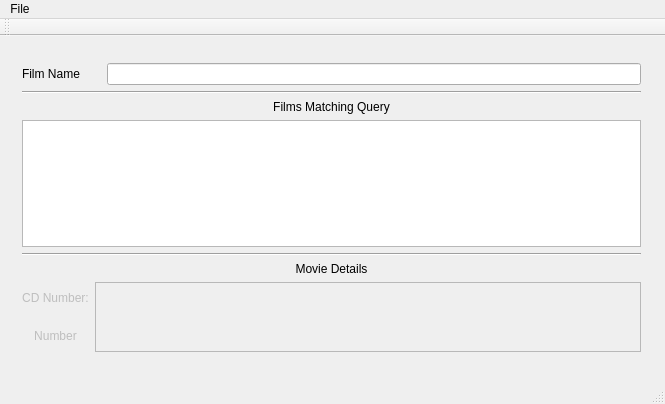
Qt form mainwindow.ui (DanielAtkinson/CDCollectionProject) before a commit.
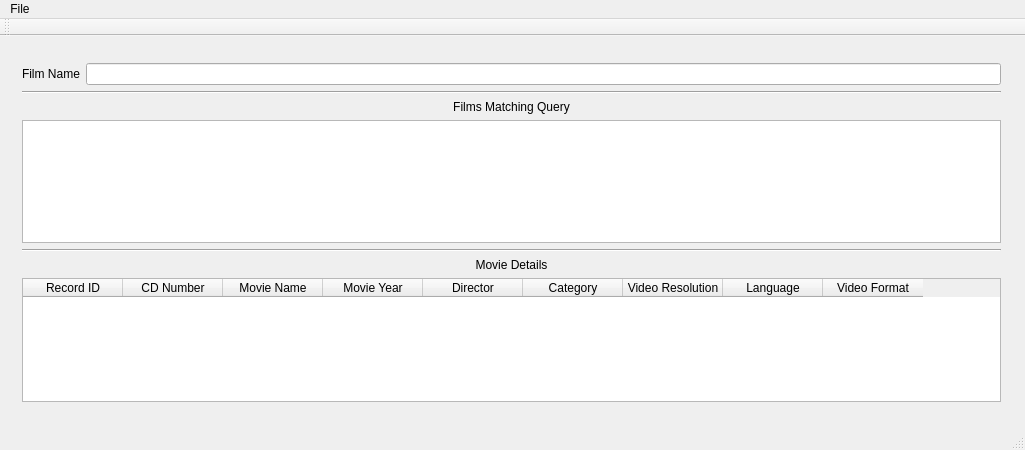
The same form after that commit. The open tabs and pages were chosen to show the change.

Commit message: Edited the GUI. Extended the size on the search for movie page to accomidate the table column and modified the other pages to fit the new size of the window.

Diff of the .ui file:
```diff
--- a/mainwindow.ui
+++ b/mainwindow.ui
@@ -6,8 +6,8 @@
    <rect>
     <x>0</x>
     <y>0</y>
-    <width>665</width>
-    <height>404</height>
+    <width>1025</width>
+    <height>450</height>
    </rect>
   </property>
   <property name="windowTitle">
@@ -26,8 +26,8 @@
          <rect>
           <x>0</x>
           <y>5</y>
-          <width>641</width>
-          <height>311</height>
+          <width>1011</width>
+          <height>361</height>
          </rect>
         </property>
         <widget class="QWidget" name="gridLayoutWidget">
@@ -35,19 +35,19 @@
           <rect>
            <x>0</x>
            <y>0</y>
-           <width>641</width>
-           <height>311</height>
+           <width>1001</width>
+           <height>361</height>
           </rect>
          </property>
          <layout class="QGridLayout" name="gridLayout_2">
-          <item row="2" column="0" colspan="4">
+          <item row="2" column="0" colspan="2">
            <widget class="Line" name="line">
             <property name="orientation">
              <enum>Qt::Horizontal</enum>
             </property>
            </widget>
           </item>
-          <item row="3" column="0" colspan="4">
+          <item row="3" column="0" colspan="2">
            <widget class="QLabel" name="label_3">
             <property name="maximumSize">
              <size>
@@ -66,10 +66,10 @@
             </property>
            </widget>
           </item>
-          <item row="1" column="3">
+          <item row="1" column="1">
            <widget class="QLineEdit" name="CDQuery"/>
           </item>
-          <item row="7" column="0" colspan="4">
+          <item row="7" column="0" colspan="2">
            <widget class="QLabel" name="L_MovieDetails">
             <property name="text">
              <string>Movie Details</string>
@@ -86,14 +86,14 @@
             </property>
            </widget>
           </item>
-          <item row="6" column="0" colspan="4">
+          <item row="6" column="0" colspan="2">
            <widget class="Line" name="line_2">
             <property name="orientation">
              <enum>Qt::Horizontal</enum>
             </property>
            </widget>
           </item>
-          <item row="4" column="0" colspan="4">
+          <item row="4" column="0" colspan="2">
            <widget class="QListWidget" name="MatchedMovies">
             <property name="minimumSize">
              <size>
@@ -103,37 +103,53 @@
             </property>
            </widget>
           </item>
-          <item row="8" column="0">
-           <widget class="QLabel" name="L_CDNumber">
-            <property name="enabled">
-             <bool>false</bool>
-            </property>
-            <property name="text">
-             <string>CD Number:</string>
-            </property>
-            <property name="alignment">
-             <set>Qt::AlignCenter</set>
-            </property>
-           </widget>
-          </item>
-          <item row="9" column="0">
-           <widget class="QLabel" name="CDNumber">
-            <property name="enabled">
-             <bool>false</bool>
-            </property>
-            <property name="text">
-             <string>Number</string>
-            </property>
-            <property name="alignment">
-             <set>Qt::AlignCenter</set>
-            </property>
-           </widget>
-          </item>
-          <item row="8" column="1" rowspan="2" colspan="3">
-           <widget class="QListWidget" name="MovieDetails">
-            <property name="enabled">
-             <bool>false</bool>
-            </property>
+          <item row="8" column="0" colspan="2">
+           <widget class="QTableWidget" name="tableWidget">
+            <column>
+             <property name="text">
+              <string>Record ID</string>
+             </property>
+            </column>
+            <column>
+             <property name="text">
+              <string>CD Number</string>
+             </property>
+            </column>
+            <column>
+             <property name="text">
+              <string>Movie Name</string>
+             </property>
+            </column>
+            <column>
+             <property name="text">
+              <string>Movie Year</string>
+             </property>
+            </column>
+            <column>
+             <property name="text">
+              <string>Director</string>
+             </property>
+            </column>
+            <column>
+             <property name="text">
+              <string>Category</string>
+             </property>
+            </column>
+            <column>
+             <property name="text">
+              <string>Video Resolution</string>
+             </property>
+            </column>
+            <column>
+             <property name="text">
+              <string>Language</string>
+             </property>
+            </column>
+            <column>
+             <property name="text">
+              <string>Video Format</string>
+             </property>
+            </column>
            </widget>
           </item>
          </layout>
@@ -273,8 +289,8 @@
     <rect>
      <x>0</x>
      <y>0</y>
-     <width>665</width>
-     <height>24</height>
+     <width>1025</width>
+     <height>25</height>
     </rect>
    </property>
    <widget class="QMenu" name="menuFile">
```
Left out of the diff: 10 changed lines with no effect on the pictures.
